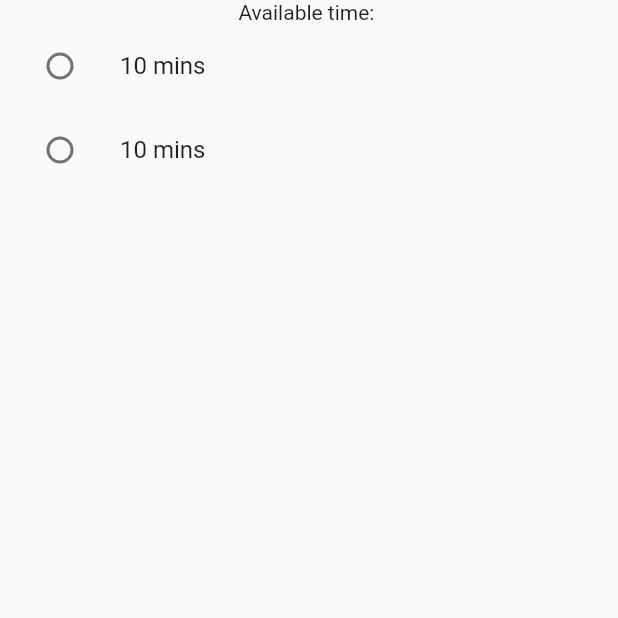
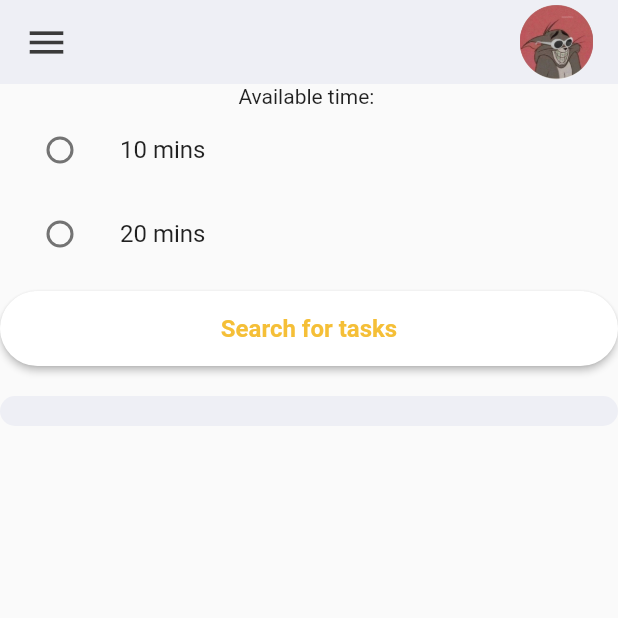
Before and after one commit to Ashen2-1/APP, a Flutter app: the screen it shows after launch, on a phone screen of 412 x 824 dp, the top half of it. Run offline on Flutter 3.47's test engine with Material 2 defaults, Android fonts, the light colour scheme and no system bars; our stand-ins replace cloud_firestore, firebase_auth, firebase_core, firebase_messaging, flutter_local_notifications, google_sign_in; missing offline and left inert: flutter_logs; accounts and stored records are empty.

Commit message:
Progress on get database operation

```diff
--- a/flutter_app_1/team_up/lib/screens/home_screen.dart
+++ b/flutter_app_1/team_up/lib/screens/home_screen.dart
@@ -70,7 +70,7 @@ class _HomeScreenState extends State<HomeScreen> {
                 _skillsRequiredController, false),
             reusableTextFieldRegular(
                 "Enter estimated time needed", _estimatedTimeController, false),
-            addToDatabaseButton(context, () {
+            reusableButton("ADD TO DATABASE", context, () {
               DatabaseAccess.getInstance().addToDatabase(
                   _categoryTextController.text, _taskTextController.text, {
                 "estimated time": _estimatedTimeController.text,
--- a/flutter_app_1/team_up/lib/screens/student_progress_screen.dart
+++ b/flutter_app_1/team_up/lib/screens/student_progress_screen.dart
@@ -1,5 +1,8 @@
 import 'package:flutter/material.dart';
+import 'package:team_up/services/database_access.dart';
 import 'package:team_up/widgets/reusable_widgets/reusable_widget.dart';
+import 'package:team_up/constants/colors.dart';
+import 'package:team_up/widgets/widgets.dart';
 
 class StudentProgressScreen extends StatefulWidget {
   const StudentProgressScreen({super.key});
@@ -10,10 +13,12 @@ class StudentProgressScreen extends StatefulWidget {
 
 class _StudentProgressScreenState extends State<StudentProgressScreen> {
   int _time = -1;
+  TextEditingController _tasks_controller = TextEditingController();
 
   @override
   Widget build(BuildContext context) {
     return Scaffold(
+      appBar: _buildAppBar(),
       body: Container(
         child: Column(
           children: [
@@ -31,9 +36,9 @@ class _StudentProgressScreenState extends State<StudentProgressScreen> {
               ),
             ),
             ListTile(
-              title: const Text('10 mins'),
+              title: const Text('20 mins'),
               leading: Radio<int>(
-                value: 10,
+                value: 20,
                 groupValue: _time,
                 onChanged: (int? value) {
                   setState(() {
@@ -42,9 +47,40 @@ class _StudentProgressScreenState extends State<StudentProgressScreen> {
                 },
               ),
             ),
+            reusableButton("Search for tasks", context, () async {
+              _tasks_controller.text = await DatabaseAccess.getInstance()
+                  .queryEqual("Programming (example)", "estimated time",
+                      "${_time.toString()} mins") as String;
+            }),
+            reusableTextFieldRegular("", _tasks_controller, true),
           ],
         ),
       ),
     );
   }
+
+  AppBar _buildAppBar() {
+    return AppBar(
+      backgroundColor: tdBGColor,
+      elevation: 0,
+      title: Row(
+        mainAxisAlignment: MainAxisAlignment.spaceBetween,
+        children: [
+          Icon(
+            Icons.menu,
+            color: tdBlack,
+            size: 30,
+          ),
+          Container(
+            height: 50,
+            width: 50,
+            child: ClipRRect(
+              borderRadius: BorderRadius.circular(25),
+              child: Image.asset("assets/images/avatar.jpeg"),
+            ),
+          ),
+        ],
+      ),
+    );
+  }
 }
--- a/flutter_app_1/team_up/lib/widgets/widgets.dart
+++ b/flutter_app_1/team_up/lib/widgets/widgets.dart
@@ -1,6 +1,7 @@
 import 'package:flutter/material.dart';
 
-Container addToDatabaseButton(BuildContext context, Function onPressed) {
+Container reusableButton(
+    String text, BuildContext context, Function onPressed) {
   return Container(
     width: MediaQuery.of(context).size.width,
     height: 50,
@@ -19,9 +20,9 @@ Container addToDatabaseButton(BuildContext context, Function onPressed) {
           }),
           shape: MaterialStateProperty.all<RoundedRectangleBorder>(
               RoundedRectangleBorder(borderRadius: BorderRadius.circular(30)))),
-      child: const Text(
-        "ADD TO DATABASE",
-        style: TextStyle(
+      child: Text(
+        text,
+        style: const TextStyle(
             color: Color.fromARGB(221, 243, 181, 24),
             fontWeight: FontWeight.bold,
             fontSize: 16),
```
Also changed, not shown: flutter_app_1/team_up/lib/services/database_access.dart (+28 -0 lines), flutter_app_1/team_up/lib/widgets/reusable_widgets/reusable_widget.dart (+21 -0 lines).
